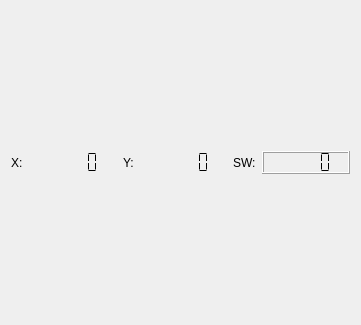
Before: the Qt Designer form form.ui in adnksharp/pySide6-joystick-tester, drawn with Qt 5.
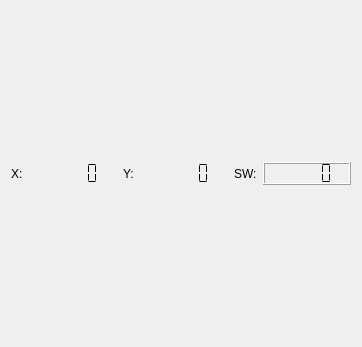
After: the same form once the commit is applied.

```diff
--- a/form.ui
+++ b/form.ui
@@ -6,8 +6,8 @@
    <rect>
     <x>0</x>
     <y>0</y>
-    <width>361</width>
-    <height>325</height>
+    <width>362</width>
+    <height>347</height>
    </rect>
   </property>
   <property name="windowTitle">
```
